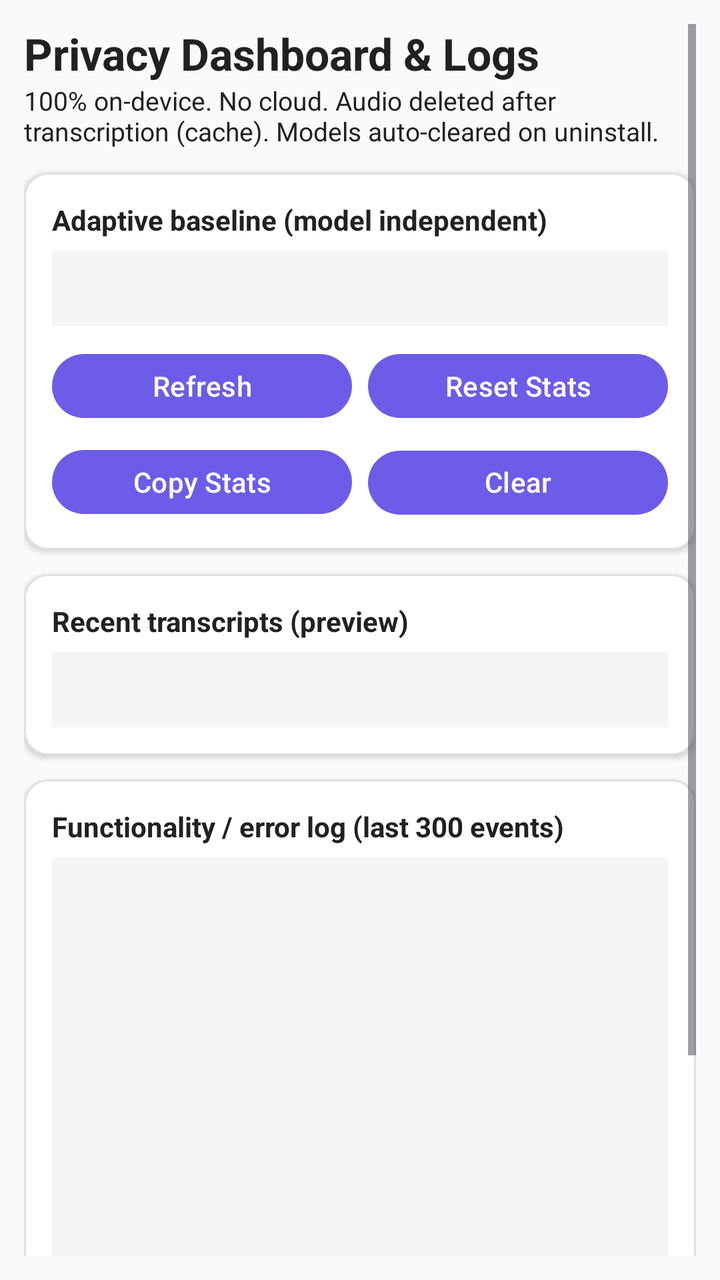
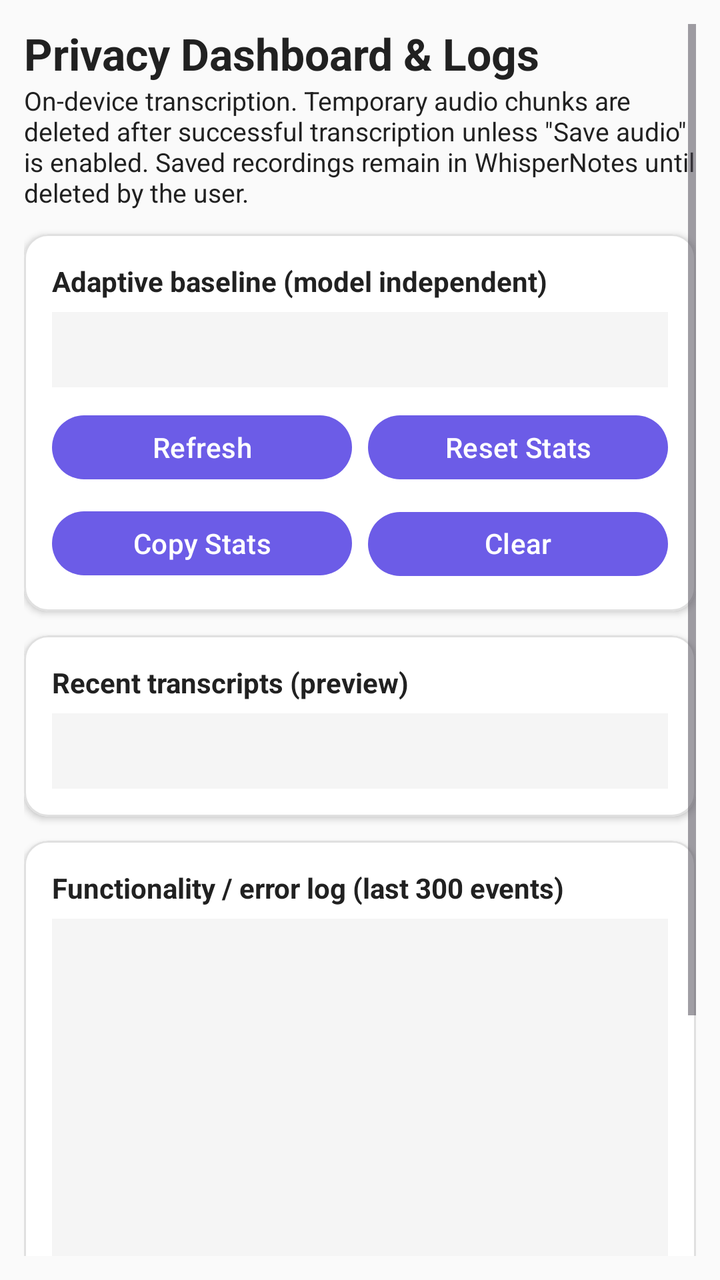

Before-and-after screenshots of an Android layout around one commit, followed by the original layout XML and the change that was made.
<!-- AndroidManifest.xml: application theme Theme.WhisperKeyboard -->
<!-- res/layout/activity_privacy_dashboard.xml -->
<?xml version="1.0" encoding="utf-8"?>
<ScrollView xmlns:android="http://schemas.android.com/apk/res/android"
    xmlns:app="http://schemas.android.com/apk/res-auto"
    android:layout_width="match_parent" android:layout_height="match_parent" android:background="#FAFAFA" android:padding="12dp">
<LinearLayout android:orientation="vertical" android:layout_width="match_parent" android:layout_height="wrap_content">
    <TextView android:text="Privacy Dashboard &amp; Logs" android:textSize="22sp" android:textStyle="bold" android:textColor="#212121" android:layout_width="wrap_content" android:layout_height="wrap_content"/>
    <TextView android:text="100% on-device. No cloud. Audio deleted after transcription (cache). Models auto-cleared on uninstall." android:textSize="13sp" android:textColor="#212121" android:layout_width="wrap_content" android:layout_height="wrap_content" android:layout_marginBottom="12dp"/>

    <com.google.android.material.card.MaterialCardView android:layout_width="match_parent" android:layout_height="wrap_content" app:cardCornerRadius="12dp" app:cardElevation="2dp" app:cardBackgroundColor="#FFFFFF" app:strokeColor="#E0E0E0" app:strokeWidth="1dp" android:layout_marginBottom="12dp">
        <LinearLayout android:orientation="vertical" android:layout_width="match_parent" android:layout_height="wrap_content" android:padding="14dp">
            <TextView android:text="Adaptive baseline (model independent)" android:textStyle="bold" android:textSize="14sp" android:textColor="#212121" android:layout_width="wrap_content" android:layout_height="wrap_content"/>
            <TextView android:id="@+id/tvStats" android:text="" android:fontFamily="monospace" android:textSize="13sp" android:textColor="#212121" android:background="#F5F5F5" android:padding="10dp" android:layout_width="match_parent" android:layout_height="wrap_content" android:layout_marginTop="6dp"/>
            <LinearLayout android:orientation="horizontal" android:layout_width="match_parent" android:layout_height="wrap_content" android:layout_marginTop="10dp">
                <com.google.android.material.button.MaterialButton android:id="@+id/btnRefresh" android:text="Refresh" android:layout_width="0dp" android:layout_weight="1" android:layout_height="40dp"/>
                <com.google.android.material.button.MaterialButton android:id="@+id/btnResetStats" android:text="Reset Stats" android:layout_width="0dp" android:layout_weight="1" android:layout_height="40dp" android:layout_marginStart="8dp"/>
            </LinearLayout>
            <LinearLayout android:orientation="horizontal" android:layout_width="match_parent" android:layout_height="wrap_content" android:layout_marginTop="8dp">
                <com.google.android.material.button.MaterialButton android:id="@+id/btnExportLogs" android:text="Copy Stats" android:layout_width="0dp" android:layout_weight="1" android:layout_height="40dp"/>
                <com.google.android.material.button.MaterialButton android:id="@+id/btnClearTranscripts" android:text="Clear Transcripts" android:layout_width="0dp" android:layout_weight="1" android:layout_height="40dp" android:layout_marginStart="8dp"/>
            </LinearLayout>
        </LinearLayout>
    </com.google.android.material.card.MaterialCardView>

    <com.google.android.material.card.MaterialCardView android:layout_width="match_parent" android:layout_height="wrap_content" app:cardCornerRadius="12dp" app:cardElevation="2dp" app:cardBackgroundColor="#FFFFFF" app:strokeColor="#E0E0E0" app:strokeWidth="1dp" android:layout_marginBottom="12dp">
        <LinearLayout android:orientation="vertical" android:layout_width="match_parent" android:layout_height="wrap_content" android:padding="14dp">
            <TextView android:text="Recent transcripts (preview)" android:textStyle="bold" android:textSize="14sp" android:textColor="#212121" android:layout_width="wrap_content" android:layout_height="wrap_content"/>
            <TextView android:id="@+id/tvLogs" android:text="" android:textSize="13sp" android:textColor="#212121" android:fontFamily="monospace" android:background="#F5F5F5" android:padding="10dp" android:layout_width="match_parent" android:layout_height="wrap_content" android:layout_marginTop="6dp"/>
        </LinearLayout>
    </com.google.android.material.card.MaterialCardView>

    <com.google.android.material.card.MaterialCardView android:layout_width="match_parent" android:layout_height="wrap_content" app:cardCornerRadius="12dp" app:cardElevation="2dp" app:cardBackgroundColor="#FFFFFF" app:strokeColor="#E0E0E0" app:strokeWidth="1dp" android:layout_marginBottom="12dp">
        <LinearLayout android:orientation="vertical" android:layout_width="match_parent" android:layout_height="wrap_content" android:padding="14dp">
            <TextView android:text="Functionality / error log (last 300 events)" android:textStyle="bold" android:textSize="14sp" android:textColor="#212121" android:layout_width="wrap_content" android:layout_height="wrap_content"/>
            <ScrollView android:layout_width="match_parent" android:layout_height="260dp" android:layout_marginTop="6dp" android:background="#F5F5F5">
                <TextView android:id="@+id/tvDiagLog" android:text="" android:textSize="11sp" android:textColor="#212121" android:fontFamily="monospace" android:padding="10dp" android:layout_width="match_parent" android:layout_height="wrap_content"/>
            </ScrollView>
            <LinearLayout android:orientation="horizontal" android:layout_width="match_parent" android:layout_height="wrap_content" android:layout_marginTop="10dp">
                <com.google.android.material.button.MaterialButton android:id="@+id/btnCopyDiag" android:text="Copy Error/Log" android:layout_width="0dp" android:layout_weight="1" android:layout_height="40dp"/>
                <com.google.android.material.button.MaterialButton android:id="@+id/btnClearDiag" android:text="Clear Log" android:layout_width="0dp" android:layout_weight="1" android:layout_height="40dp" android:layout_marginStart="8dp"/>
                <com.google.android.material.button.MaterialButton android:id="@+id/btnRefreshDiag" android:text="Refresh" android:layout_width="0dp" android:layout_weight="1" android:layout_height="40dp" android:layout_marginStart="8dp"/>
            </LinearLayout>
        </LinearLayout>
    </com.google.android.material.card.MaterialCardView>
</LinearLayout>
</ScrollView>
<!-- resources referenced by this layout -->
<resources>
  <style name="Theme.WhisperKeyboard" parent="Theme.Material3.DayNight.NoActionBar">
          <item name="colorPrimary">#6C5CE7</item>
          <item name="colorPrimaryVariant">#5A4BD1</item>
          <item name="colorOnPrimary">#FFFFFF</item>
          <item name="colorSecondary">#A29BFE</item>
          <item name="android:statusBarColor">#2C2C3E</item>
      </style>
</resources>

<!-- the commit's change to res/layout/activity_privacy_dashboard.xml (unified diff, before → after) -->
@@ -4,7 +4,7 @@
     android:layout_width="match_parent" android:layout_height="match_parent" android:background="#FAFAFA" android:padding="12dp">
 <LinearLayout android:orientation="vertical" android:layout_width="match_parent" android:layout_height="wrap_content">
     <TextView android:text="Privacy Dashboard &amp; Logs" android:textSize="22sp" android:textStyle="bold" android:textColor="#212121" android:layout_width="wrap_content" android:layout_height="wrap_content"/>
-    <TextView android:text="100% on-device. No cloud. Audio deleted after transcription (cache). Models auto-cleared on uninstall." android:textSize="13sp" android:textColor="#212121" android:layout_width="wrap_content" android:layout_height="wrap_content" android:layout_marginBottom="12dp"/>
+    <TextView android:text="On-device transcription. Temporary audio chunks are deleted after successful transcription unless &quot;Save audio&quot; is enabled. Saved recordings remain in WhisperNotes until deleted by the user." android:textSize="13sp" android:textColor="#212121" android:layout_width="wrap_content" android:layout_height="wrap_content" android:layout_marginBottom="12dp"/>
 
     <com.google.android.material.card.MaterialCardView android:layout_width="match_parent" android:layout_height="wrap_content" app:cardCornerRadius="12dp" app:cardElevation="2dp" app:cardBackgroundColor="#FFFFFF" app:strokeColor="#E0E0E0" app:strokeWidth="1dp" android:layout_marginBottom="12dp">
         <LinearLayout android:orientation="vertical" android:layout_width="match_parent" android:layout_height="wrap_content" android:padding="14dp">
